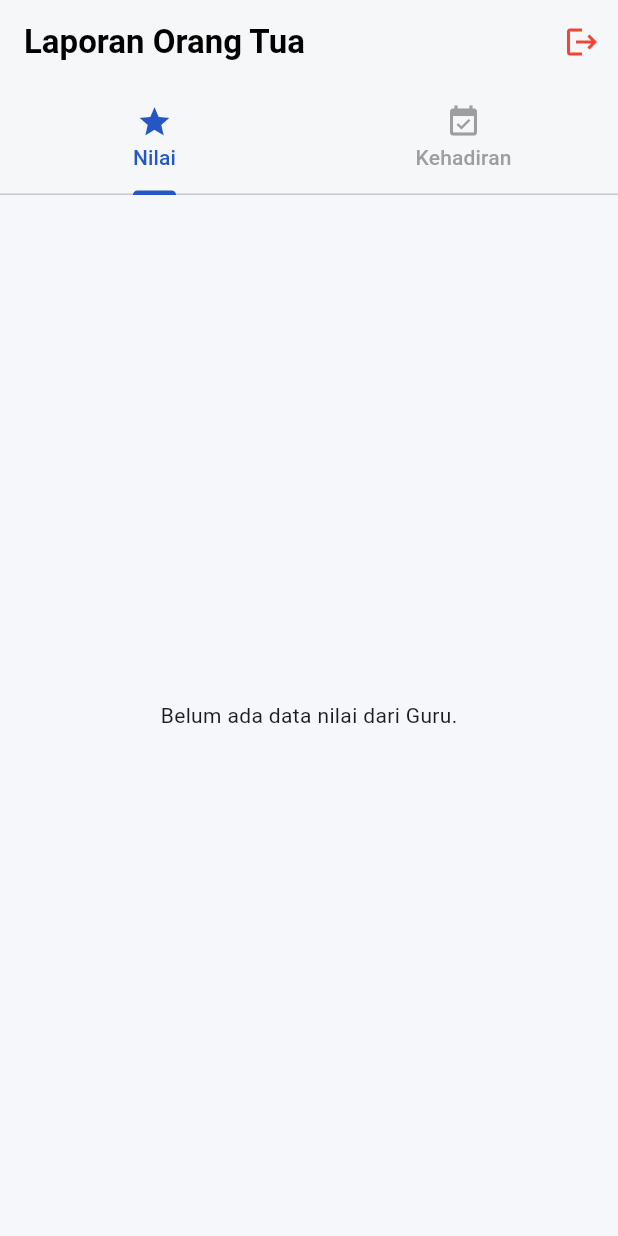
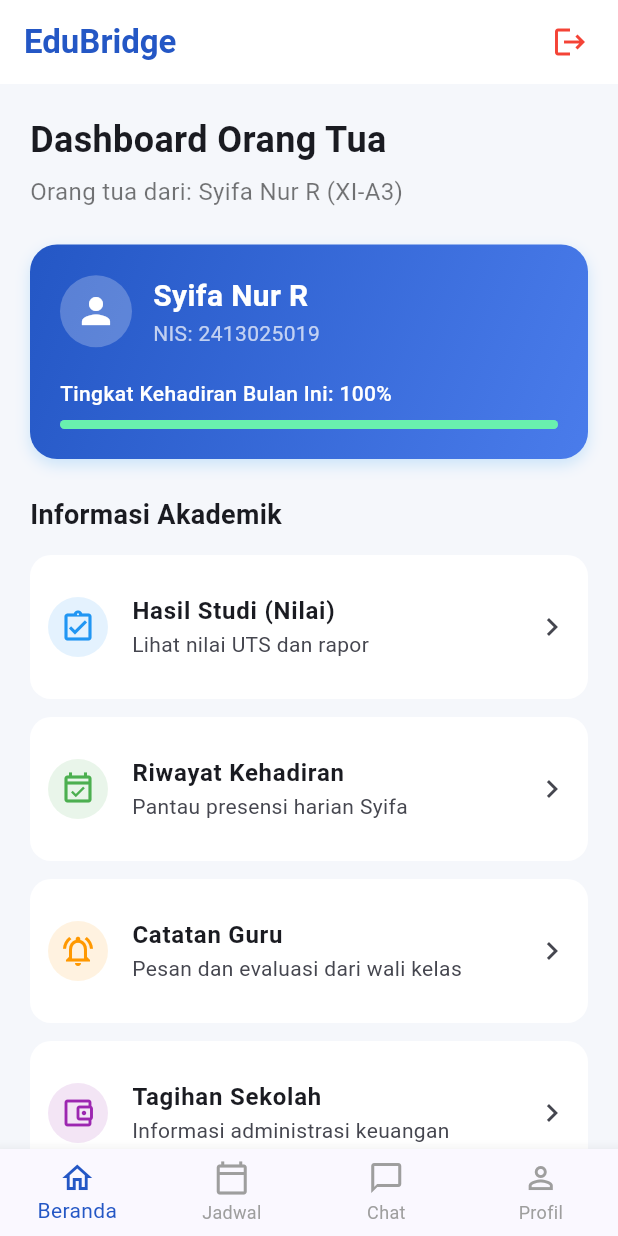
Before and after one commit to muutiararagil27/edubridge, a Flutter app: the ParentHomeScreen screen opened directly, on a phone screen of 412 x 824 dp. Run offline on Flutter 3.47's test engine with Material 3 defaults, Android fonts, the phone set to English and light mode, and no system bars; our stand-ins replace cloud_firestore, firebase_auth, firebase_core; accounts and stored records are empty.

Commit message:
Update UI dashboard orang tua dengan data siswa Syifa Nur R

```diff
--- a/lib/screen/parent_home_screen.dart
+++ b/lib/screen/parent_home_screen.dart
@@ -1,181 +1,184 @@
 import 'package:flutter/material.dart';
-import 'package:cloud_firestore/cloud_firestore.dart';
+import 'package:firebase_auth/firebase_auth.dart';
+import 'login_screen.dart';
 
-class ParentHomeScreen extends StatelessWidget {
+class ParentHomeScreen extends StatefulWidget {
   const ParentHomeScreen({super.key});
 
   @override
+  State<ParentHomeScreen> createState() => _ParentHomeScreenState();
+}
+
+class _ParentHomeScreenState extends State<ParentHomeScreen> {
+  int _selectedIndex = 0;
+
+  final List<Widget> _pages = [
+    const _ParentDashboardView(),
+    const _PlaceholderScreen(title: 'Jadwal Pelajaran'),
+    const _PlaceholderScreen(title: 'Pesan / Chat Guru'),
+    const _PlaceholderScreen(title: 'Profil Orang Tua'),
+  ];
+
+  @override
   Widget build(BuildContext context) {
-    return DefaultTabController(
-      length: 2,
-      child: Scaffold(
+    return Scaffold(
       backgroundColor: const Color(0xFFF5F7FB),
       appBar: AppBar(
+        backgroundColor: Colors.white,
+        elevation: 0,
         title: const Text(
-            'Laporan Orang Tua',
-            style: TextStyle(color: Colors.black, fontWeight: FontWeight.bold),
+          'EduBridge',
+          style: TextStyle(color: Color(0xFF2457C5), fontWeight: FontWeight.bold),
         ),
-          backgroundColor: Colors.white,
-          foregroundColor: Colors.black,
-          elevation: 1,
         actions: [
           IconButton(
             icon: const Icon(Icons.logout, color: Colors.red),
-              onPressed: () => Navigator.pop(context),
+            onPressed: () async {
+              await FirebaseAuth.instance.signOut();
+              if (!context.mounted) return;
+              Navigator.pushReplacement(
+                context,
+                MaterialPageRoute(builder: (context) => const LoginScreen()),
+              );
+            },
           ),
-          ],
-          bottom: const TabBar(
-            labelColor: Color(0xFF2457C5),
-            unselectedLabelColor: Colors.grey,
-            indicatorColor: Color(0xFF2457C5),
-            tabs: [
-              Tab(icon: Icon(Icons.grade), text: 'Nilai'),
-              Tab(icon: Icon(Icons.event_available), text: 'Kehadiran'),
+          const SizedBox(width: 8),
         ],
       ),
-        ),
-        body: const TabBarView(
-          children: [
-            _NilaiTab(),
-            _KehadiranTab(),
+      body: _pages[_selectedIndex],
+      bottomNavigationBar: BottomNavigationBar(
+        type: BottomNavigationBarType.fixed,
+        currentIndex: _selectedIndex,
+        selectedItemColor: const Color(0xFF2457C5),
+        unselectedItemColor: Colors.grey,
+        onTap: (index) {
+          setState(() {
+            _selectedIndex = index;
+          });
+        },
+        items: const [
+          BottomNavigationBarItem(icon: Icon(Icons.home_outlined), label: 'Beranda'),
+          BottomNavigationBarItem(icon: Icon(Icons.calendar_today_outlined), label: 'Jadwal'),
+          BottomNavigationBarItem(icon: Icon(Icons.chat_bubble_outline), label: 'Chat'),
+          BottomNavigationBarItem(icon: Icon(Icons.person_outline), label: 'Profil'),
         ],
-        ),
       ),
     );
   }
 }
 
-// Tab untuk Menampilkan Nilai
-class _NilaiTab extends StatelessWidget {
-  const _NilaiTab();
+class _ParentDashboardView extends StatelessWidget {
+  const _ParentDashboardView();
 
   @override
   Widget build(BuildContext context) {
-    return StreamBuilder<QuerySnapshot>(
-      stream: FirebaseFirestore.instance
-          .collection('Nilai')
-          .orderBy('createdAt', descending: true)
-          .snapshots(),
-      builder: (context, snapshot) {
-        if (snapshot.connectionState == ConnectionState.waiting) {
-          return const Center(child: CircularProgressIndicator());
-        }
+    return ListView(
+      padding: const EdgeInsets.all(20),
+      children: [
+        const Text('Dashboard Orang Tua', style: TextStyle(fontSize: 24, fontWeight: FontWeight.bold)),
+        const SizedBox(height: 6),
+        const Text('Orang tua dari: Syifa Nur R (XI-A3)', style: TextStyle(color: Colors.black54, fontSize: 16)),
+        const SizedBox(height: 24),
 
-        if (!snapshot.hasData || snapshot.data!.docs.isEmpty) {
-          return const Center(
-            child: Text('Belum ada data nilai dari Guru.'),
+        Container(
+          padding: const EdgeInsets.all(20),
+          decoration: BoxDecoration(
+            gradient: const LinearGradient(
+              colors: [Color(0xFF2457C5), Color(0xFF4A7CEB)],
+              begin: Alignment.topLeft,
+              end: Alignment.bottomRight,
+            ),
+            borderRadius: BorderRadius.circular(18),
+            boxShadow: [
+              BoxShadow(color: Colors.blue.withOpacity(0.2), blurRadius: 8, offset: const Offset(0, 4)),
+            ],
+          ),
+          child: Column(
+            crossAxisAlignment: CrossAxisAlignment.start,
+            children: [
+              Row(
+                children: [
+                  const CircleAvatar(
+                    backgroundColor: Colors.white24,
+                    radius: 24,
+                    child: Icon(Icons.person, color: Colors.white, size: 28),
+                  ),
+                  const SizedBox(width: 14),
+                  Expanded(
+                    child: Column(
+                      crossAxisAlignment: CrossAxisAlignment.start,
+                      children: const [
+                        Text('Syifa Nur R', style: TextStyle(color: Colors.white, fontSize: 20, fontWeight: FontWeight.bold)),
+                        Text('NIS: 2413025019', style: TextStyle(color: Colors.white70)),
+                      ],
+                    ),
+                  ),
+                ],
+              ),
+              const SizedBox(height: 20),
+              const Text('Tingkat Kehadiran Bulan Ini: 100%', style: TextStyle(color: Colors.white, fontWeight: FontWeight.w500)),
+              const SizedBox(height: 8),
+              ClipRRect(
+                borderRadius: BorderRadius.circular(4),
+                child: const LinearProgressIndicator(value: 1.0, backgroundColor: Colors.white24, color: Colors.greenAccent, minHeight: 6),
+              ),
+            ],
+          ),
+        ),
+        const SizedBox(height: 24),
+
+        const Text('Informasi Akademik', style: TextStyle(fontSize: 18, fontWeight: FontWeight.bold)),
+        const SizedBox(height: 14),
+
+        _menuCard(
+          context,
+          icon: Icons.assignment_turned_in_outlined, title: 'Hasil Studi (Nilai)', subtitle: 'Lihat nilai UTS dan rapor', color: Colors.blue,
+        ),
+        _menuCard(
+          context,
+          icon: Icons.event_available_outlined, title: 'Riwayat Kehadiran', subtitle: 'Pantau presensi harian Syifa', color: Colors.green,
+        ),
+        _menuCard(
+          context,
+          icon: Icons.notifications_active_outlined, title: 'Catatan Guru', subtitle: 'Pesan dan evaluasi dari wali kelas', color: Colors.orange,
+        ),
+        _menuCard(
+          context,
+          icon: Icons.account_balance_wallet_outlined, title: 'Tagihan Sekolah', subtitle: 'Informasi administrasi keuangan', color: Colors.purple,
+        ),
+      ],
     );
   }
 
-        final listNilai = snapshot.data!.docs;
-
-        return ListView.builder(
-          padding: const EdgeInsets.all(16),
-          itemCount: listNilai.length,
-          itemBuilder: (context, index) {
-            final data = listNilai[index].data() as Map<String, dynamic>;
+  Widget _menuCard(BuildContext context, {required IconData icon, required String title, required String subtitle, required Color color}) {
     return Card(
+      color: Colors.white,
+      elevation: 0,
       margin: const EdgeInsets.only(bottom: 12),
-              shape: RoundedRectangleBorder(
-                borderRadius: BorderRadius.circular(12),
+      shape: RoundedRectangleBorder(borderRadius: BorderRadius.circular(14)),
+      child: ListTile(
+        contentPadding: const EdgeInsets.all(12),
+        leading: CircleAvatar(backgroundColor: color.withOpacity(0.12), child: Icon(icon, color: color)),
+        title: Text(title, style: const TextStyle(fontWeight: FontWeight.w600)),
+        subtitle: Text(subtitle),
+        trailing: const Icon(Icons.chevron_right),
+        onTap: () {
+          Navigator.push(context, MaterialPageRoute(builder: (context) => _PlaceholderScreen(title: title)));
+        },
       ),
-              child: ListTile(
-                title: Text(
-                  data['siswaId'] ?? 'Siswa',
-                  style: const TextStyle(fontWeight: FontWeight.bold),
-                ),
-                subtitle: Text(
-                  'Mapel: ${data['mataPelajaran'] ?? '-'}\nCatatan: ${data['catatan'] ?? '-'}',
-                ),
-                trailing: Container(
-                  padding: const EdgeInsets.symmetric(horizontal: 12, vertical: 6),
-                  decoration: BoxDecoration(
-                    color: const Color(0xFF2457C5).withOpacity(0.1),
-                    borderRadius: BorderRadius.circular(20),
-                  ),
-                  child: Text(
-                    'Nilai: ${data['nilai'] ?? 0}',
-                    style: const TextStyle(
-                      fontWeight: FontWeight.bold,
-                      color: Color(0xFF2457C5),
-                    ),
-                  ),
-                ),
-              ),
-            );
-          },
-        );
-      },
     );
   }
 }
 
-// Tab untuk Menampilkan Kehadiran
-class _KehadiranTab extends StatelessWidget {
-  const _KehadiranTab();
+class _PlaceholderScreen extends StatelessWidget {
+  final String title;
+  const _PlaceholderScreen({required this.title});
 
   @override
   Widget build(BuildContext context) {
-    return StreamBuilder<QuerySnapshot>(
-      stream: FirebaseFirestore.instance
-          .collection('Kehadiran')
-          .orderBy('tanggal', descending: true)
-          .snapshots(),
-      builder: (context, snapshot) {
-        if (snapshot.connectionState == ConnectionState.waiting) {
-          return const Center(child: CircularProgressIndicator());
-        }
-
-        if (!snapshot.hasData || snapshot.data!.docs.isEmpty) {
-          return const Center(
-            child: Text('Belum ada data kehadiran dari Guru.'),
-          );
-        }
-
-        final listKehadiran = snapshot.data!.docs;
-
-        return ListView.builder(
-          padding: const EdgeInsets.all(16),
-          itemCount: listKehadiran.length,
-          itemBuilder: (context, index) {
-            final data = listKehadiran[index].data() as Map<String, dynamic>;
-            final String status = data['status'] ?? 'Hadir';
-
-            Color statusColor = Colors.green;
-            if (status == 'Izin') statusColor = Colors.orange;
-            if (status == 'Alpha') statusColor = Colors.red;
-
-            return Card(
-              margin: const EdgeInsets.only(bottom: 12),
-              shape: RoundedRectangleBorder(
-                borderRadius: BorderRadius.circular(12),
-              ),
-              child: ListTile(
-                leading: Icon(Icons.person, color: statusColor),
-                title: Text(
-                  data['siswaId'] ?? 'Siswa',
-                  style: const TextStyle(fontWeight: FontWeight.bold),
-                ),
-                subtitle: Text('Keterangan: ${data['keterangan'] ?? '-'}'),
-                trailing: Container(
-                  padding: const EdgeInsets.symmetric(horizontal: 12, vertical: 6),
-                  decoration: BoxDecoration(
-                    color: statusColor.withOpacity(0.1),
-                    borderRadius: BorderRadius.circular(20),
-                  ),
-                  child: Text(
-                    status,
-                    style: TextStyle(
-                      fontWeight: FontWeight.bold,
-                      color: statusColor,
-                    ),
-                  ),
-                ),
-              ),
-            );
-          },
-        );
-      },
+    return Scaffold(
+      appBar: AppBar(title: Text(title), backgroundColor: Colors.white, foregroundColor: Colors.black),
+      body: Center(child: Text('Fitur $title akan segera hadir.', style: const TextStyle(fontSize: 16))),
     );
   }
 }
```
Lines whose indentation alone changed are shown as unchanged.
